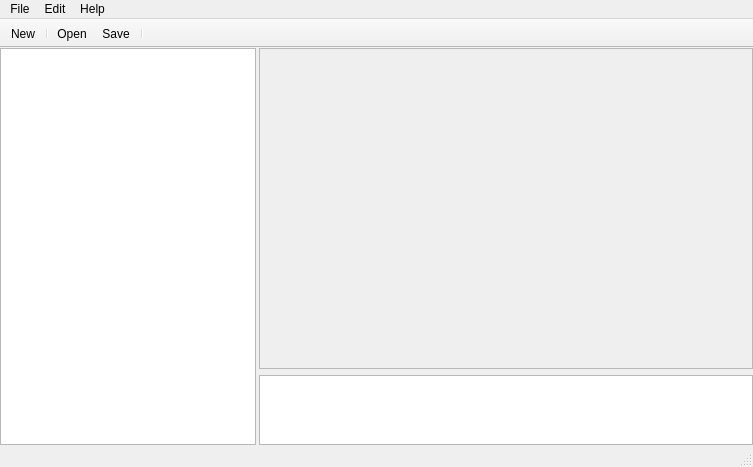
The window that mainwindow.ui (Sponk/lua-editor) describes before a commit, drawn with Qt 5.
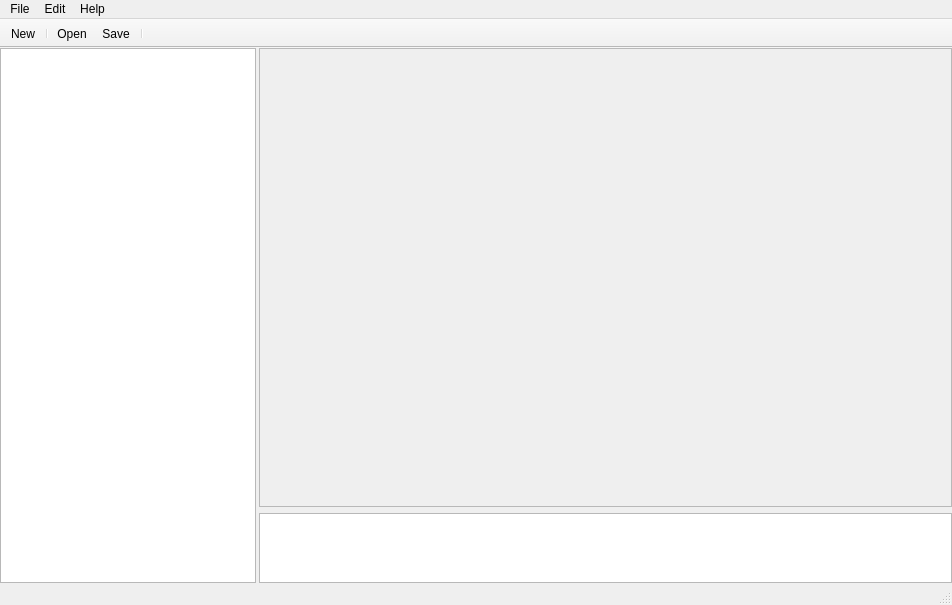
The same window after the commit. Icons and pictures are not drawn.

What changed in the file:
```diff
--- a/mainwindow.ui
+++ b/mainwindow.ui
@@ -6,8 +6,8 @@
    <rect>
     <x>0</x>
     <y>0</y>
-    <width>753</width>
-    <height>467</height>
+    <width>952</width>
+    <height>605</height>
    </rect>
   </property>
   <property name="windowTitle">
@@ -83,7 +83,7 @@
     <rect>
      <x>0</x>
      <y>0</y>
-     <width>753</width>
+     <width>952</width>
      <height>27</height>
     </rect>
    </property>
```
Left out of the diff: 4 changed lines with no effect on the pictures.
